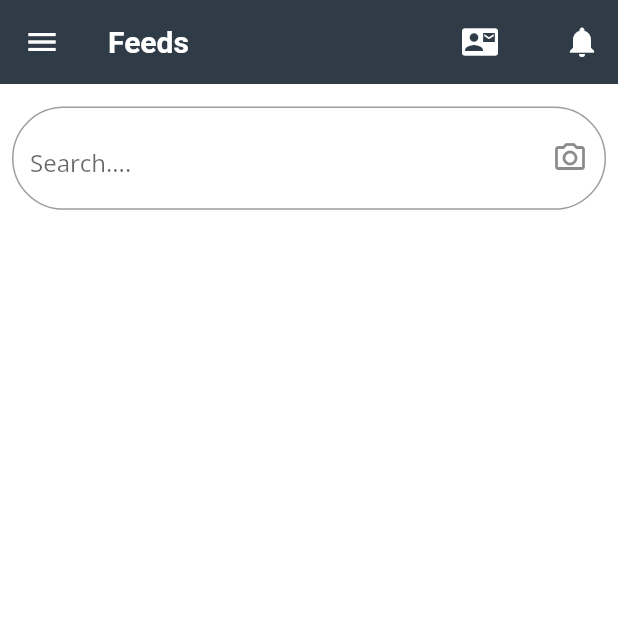
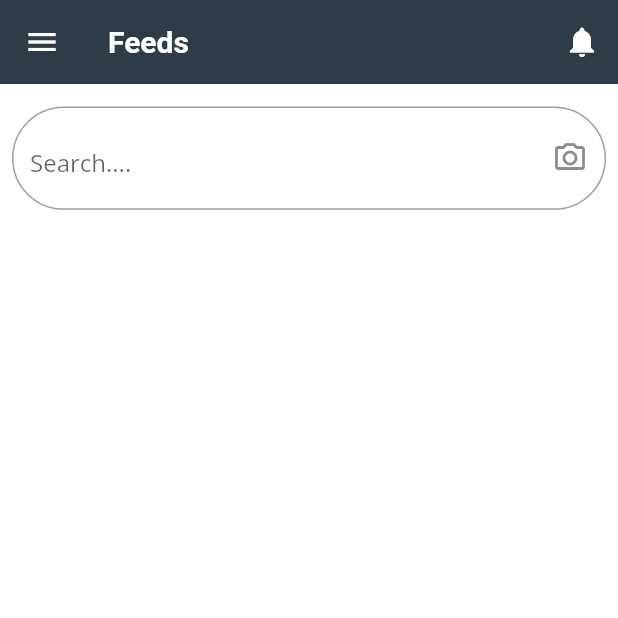
Before and after one commit to yazanR2000/StackExchange, a Flutter app: the screen it shows once a user with an empty profile is signed in, on a phone screen of 412 x 824 dp, the top half of it. Run offline on Flutter 3.47's test engine with Material 2 defaults, Android fonts, the phone set to English and light mode, and no system bars; our stand-ins replace carousel_slider, cloud_firestore, firebase_auth, firebase_core, firebase_storage, font_awesome_flutter and 3 more; missing offline and left inert: google_ml_kit; accounts and stored records are empty.

```diff
--- a/lib/screens/home.dart
+++ b/lib/screens/home.dart
@@ -12,6 +12,7 @@ import 'dart:developer';
 import '../models/home_provider.dart';
 import 'package:provider/provider.dart';
 import '../widgets/waiting_questions.dart';
+
 class Home extends StatefulWidget {
   Home({super.key});
 
@@ -30,6 +31,8 @@ class _HomeState extends State<Home> {
       builder: (ctx, BoxConstraints constraints) => Scaffold(
         appBar: AppBar(
           actions: [
+            if (FirebaseAuth.instance.currentUser!.email ==
+                'qcode2022@gmail.com')
               MaterialButton(
                 onPressed: (() {
                   Navigator.of(context).pushNamed('/GetContact');
```
Lines whose indentation alone changed are shown as unchanged.
